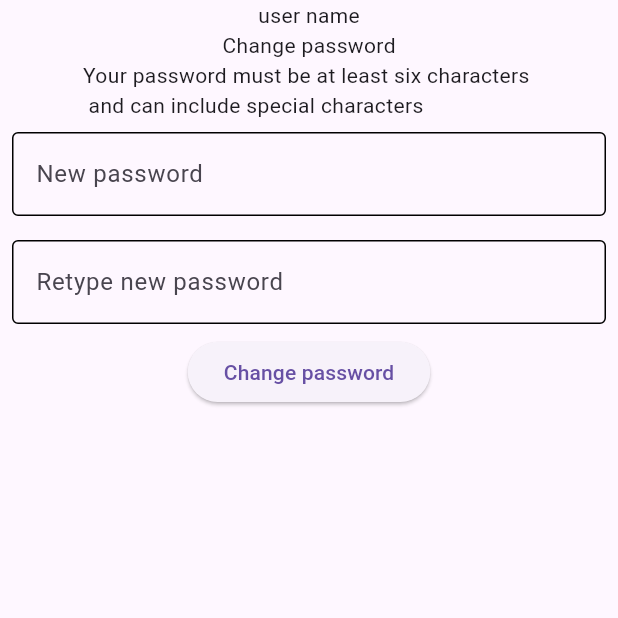
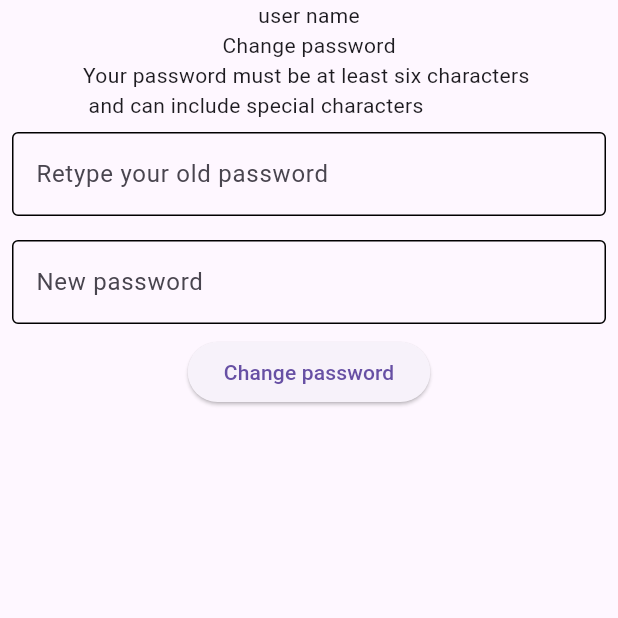
Before and after one commit to juliakowalikk/listify, a Flutter app: the ChangePasswordPage screen opened directly, after a tap on "Change password", on a phone screen of 412 x 824 dp, the top half of it. Run offline on Flutter 3.47's test engine with Material 3 defaults, Android fonts, the phone set to English and light mode, and no system bars; our stand-ins replace bloc, cloud_firestore, email_validator, equatable, firebase_auth, firebase_core and 2 more; accounts and stored records are empty; generated files the repository leaves out were written again; network calls fail.

Commit message:
Add functionality to change password

```diff
--- a/lib/domain/models/firebase_auth_model.dart
+++ b/lib/domain/models/firebase_auth_model.dart
@@ -2,7 +2,7 @@ import 'package:firebase_auth/firebase_auth.dart';
 import 'package:flutter/cupertino.dart';
 
 class AuthService extends ChangeNotifier {
-  final FirebaseAuth firebaseAuth = FirebaseAuth.instance;
+  FirebaseAuth firebaseAuth = FirebaseAuth.instance;
 
   Stream<User?> get onAuthStateChanged => firebaseAuth.authStateChanges();
 
--- a/lib/presentation/pages/change_password/change_password_page.dart
+++ b/lib/presentation/pages/change_password/change_password_page.dart
@@ -1,5 +1,9 @@
 import 'package:flutter/material.dart';
+import 'package:flutter_bloc/flutter_bloc.dart';
+import 'package:listify/domain/models/firebase_auth_model.dart';
 import 'package:listify/presentation/widgets/listify_text_field.dart';
+
+import 'cubit/change_password_cubit.dart';
 
 class ChangePasswordPage extends StatefulWidget {
   const ChangePasswordPage({super.key});
@@ -10,9 +14,15 @@ class ChangePasswordPage extends StatefulWidget {
 
 class _ChangePasswordPageState extends State<ChangePasswordPage> {
   TextEditingController newPasswordController = TextEditingController();
-  TextEditingController retypePasswordController = TextEditingController();
+  TextEditingController oldPasswordController = TextEditingController();
+
   @override
-  Widget build(BuildContext context) => Scaffold(
+  Widget build(BuildContext context) => BlocProvider(
+        create: (context) => ChangePasswordCubit(context.read<AuthService>()),
+        child: Builder(builder: (context) {
+          return BlocListener<ChangePasswordCubit, ChangePasswordState>(
+            listener: _listener,
+            child: Scaffold(
               body: SafeArea(
                 child: Column(
                   children: [
@@ -21,19 +31,38 @@ class _ChangePasswordPageState extends State<ChangePasswordPage> {
                     Text(
                         'Your password must be at least six characters \n and can include special characters'),
                     UserTextField(
+                        controller: oldPasswordController,
+                        hintText: 'Retype your old password',
+                        isTextVisible: false),
+                    UserTextField(
                         controller: newPasswordController,
                         hintText: 'New password',
                         isTextVisible: false),
-              UserTextField(
-                  controller: newPasswordController,
-                  hintText: 'Retype new password',
-                  isTextVisible: false),
                     ElevatedButton(
-                onPressed: () {},
+                      onPressed: () {
+                        context.read<ChangePasswordCubit>().changeUserPassword(
+                              email: context
+                                  .read<AuthService>()
+                                  .firebaseAuth
+                                  .currentUser
+                                  ?.email,
+                              newPassword: newPasswordController.text,
+                              oldPassword: oldPasswordController.text,
+                            );
+                        print('password changes');
+                      },
                       child: Text('Change password'),
                     )
                   ],
                 ),
               ),
+            ),
+          );
+        }),
+      );
+  void _listener(BuildContext context, ChangePasswordState state) =>
+      state.maybeWhen(
+        successChangePassword: () => print('success'),
+        orElse: () => null,
       );
 }
--- /dev/null
+++ b/lib/presentation/pages/change_password/cubit/change_password_cubit.dart
@@ -0,0 +1,25 @@
+import 'package:bloc/bloc.dart';
+import 'package:firebase_auth/firebase_auth.dart';
+import 'package:freezed_annotation/freezed_annotation.dart';
+import 'package:listify/domain/models/firebase_auth_model.dart';
+
+part 'change_password_cubit.freezed.dart';
+part 'change_password_state.dart';
+
+class ChangePasswordCubit extends Cubit<ChangePasswordState> {
+  final AuthService authService;
+
+  ChangePasswordCubit(this.authService)
+      : super(const ChangePasswordState.initial());
+
+  Future<void> changeUserPassword({email, newPassword, oldPassword}) async {
+    final x = authService.firebaseAuth.currentUser;
+    print(x);
+    var cred =
+        EmailAuthProvider.credential(email: email, password: oldPassword);
+    await x!.reauthenticateWithCredential(cred).then(
+          (value) => x.updatePassword(newPassword),
+        );
+    emit(const ChangePasswordState.successChangePassword());
+  }
+}
--- /dev/null
+++ b/lib/presentation/pages/change_password/cubit/change_password_state.dart
@@ -0,0 +1,8 @@
+part of 'change_password_cubit.dart';
+
+@freezed
+class ChangePasswordState with _$ChangePasswordState {
+  const factory ChangePasswordState.initial() = _Initial;
+  const factory ChangePasswordState.successChangePassword() =
+      _SuccessChangePassword;
+}
--- a/lib/presentation/pages/registration/cubit/registration_cubit.dart
+++ b/lib/presentation/pages/registration/cubit/registration_cubit.dart
@@ -14,14 +14,10 @@ class RegistrationCubit extends Cubit<RegistrationState> {
 
   CollectionReference usersDb = FirebaseFirestore.instance.collection('users');
 
-  Future<void> register(
-      String email, String password, String? displayName) async {
+  Future<void> register(String email, String password) async {
     try {
       await authService.firebaseAuth
           .createUserWithEmailAndPassword(email: email, password: password);
-
-      final x = authService.firebaseAuth.currentUser;
-      await x?.updateDisplayName(displayName);
 
       emit(const RegistrationState.successRegistration());
     } catch (e) {
```
Also changed, not shown: lib/domain/models/auth_provider.dart (deleted, +0 -16 lines), lib/presentation/pages/registration/registration_page.dart (+3 -10 lines), lib/presentation/pages/settings/settings_page.dart (+7 -12 lines), lib/presentation/pages/change_password/cubit/change_password_cubit.freezed.dart (added), lib/presentation/pages/list/cubit/list_cubit.freezed.dart, lib/presentation/pages/registration/cubit/registration_cubit.freezed.dart, lib/presentation/pages/sign_in/cubit/sign_in_cubit.freezed.dart, pubspec.lock, 2 other files. Lines whose indentation alone changed are shown as unchanged.
